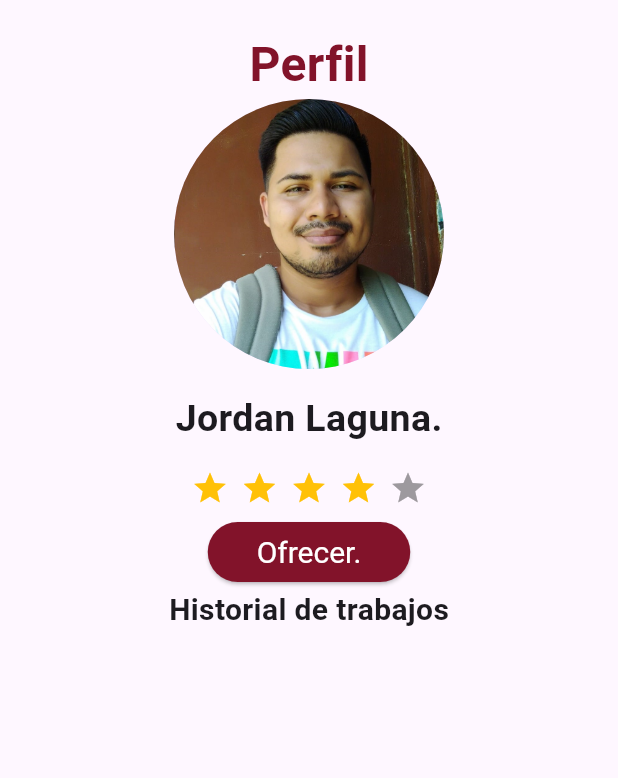
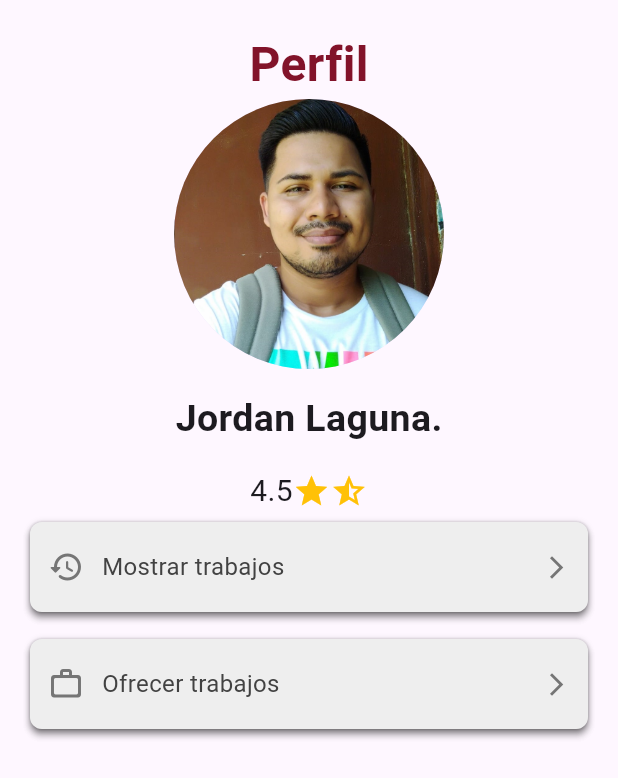
Before and after one commit to jordanlaguna/trabajorapid, a Flutter app: the ProfilePage widget shown alone on an empty page, opened directly, on a phone screen of 412 x 824 dp. Shown: the top 778 px of the screen. Run offline on Flutter 3.47's test engine with Material 3 defaults, Android fonts, the light colour scheme and no system bars; drawn by our look-alikes of flutter_rating_bar; our stand-ins replace carousel_slider, cloud_firestore, curved_navigation_bar, firebase_auth, firebase_core, firebase_storage and 4 more; missing offline and left inert: flutter_login_facebook; accounts and stored records are empty; network calls fail; Roboto replaces fonts that are missing (Montserrat).

Commit message:
Delete ProfilePage class and its dependencies

```diff
--- a/lib/pageMenuBottom/nada.dart
+++ /dev/null
@@ -1,234 +0,0 @@
-
-import 'package:flutter/material.dart';
-
-import 'package:flutter_rating_bar/flutter_rating_bar.dart';
-
-
-
-class ProfilePage extends StatelessWidget {
-  const ProfilePage({Key? key}) : super(key: key);
-
-  @override
-  Widget build(BuildContext context) {
-    return SingleChildScrollView(
-      child: Center(
-        child: Container(
-          padding: EdgeInsets.all(20),
-          child: Column(
-            children: <Widget>[
-              Text(
-                'Perfil',
-                style: TextStyle(
-                  fontSize: 32,
-                  fontWeight: FontWeight.bold,
-                  color: const Color.fromARGB(255, 130, 19, 42),
-                ),
-              ),
-              CircleAvatar(
-                radius: 90,
-                backgroundImage: AssetImage('assets/images/profile.jpg'),
-              ),
-              SizedBox(
-                height: 15,
-              ),
-              Text(
-                'Jordan Laguna.',
-                style: TextStyle(
-                  fontSize: 25,
-                  fontWeight: FontWeight.bold,
-                ),
-              ),
-              const SizedBox(
-                height: 10,
-              ),
-              Container(
-                padding: const EdgeInsets.symmetric(vertical: 6),
-                child: RatingBar.builder(
-                  initialRating: 4,
-                  minRating: 1,
-                  direction: Axis.horizontal,
-                  allowHalfRating: true,
-                  itemCount: 5,
-                  itemPadding: const EdgeInsets.symmetric(horizontal: 4.0),
-                  itemSize: 25,
-                  itemBuilder: (context, _) => const Icon(
-                    Icons.star,
-                    color: Colors.amber,
-                  ),
-                  onRatingUpdate: (rating) {
-                    // Puedes manejar la actualización de la calificación aquí
-                  },
-                ),
-              ),
-              Builder(
-                builder: (context) {
-                  return Center(
-                    child: ElevatedButton(
-                      onPressed: () {},
-                      child: Text('Ofrecer.'),
-                      style: ElevatedButton.styleFrom(
-                        textStyle: const TextStyle(fontSize: 20),
-                        fixedSize: Size(135, 35),
-                        foregroundColor: Color.fromARGB(255, 255, 255, 255),
-                        backgroundColor: const Color.fromARGB(255, 130, 19, 42),
-                        shape: RoundedRectangleBorder(
-                          borderRadius: BorderRadius.circular(32.0),
-                        ),
-                      ),
-                    ),
-                  );
-                },
-              ),
-              // Aquí se añade el historial de trabajos usando el método _buildWorkHistory
-              _buildWorkHistory(),
-            ],
-          ),
-        ),
-      ),
-    );
-  }
-/**/
-
-  //Este método construye el historial de trabajos
-  Widget _buildWorkHistory() {
-    return Column(
-
-      children: <Widget>[
-        Text(
-          'Historial de trabajos',
-          style: TextStyle(
-            fontSize: 20,
-            fontWeight: FontWeight.bold,
-          ),
-        ),
-        const SizedBox(
-          height: 10,
-        ),
-
-        // Usage:
-        /*_buildWorkHistoryItem('Carpintería', 'Cama de madera', 'Hace 2 días'),
-        _buildWorkHistoryItem('Carpintería', 'Mesa de madera', 'Hace 3 días'),
-        _buildWorkHistoryItem('Carpintería', 'Silla de madera', 'Hace 4 días'),
-        _buildWorkHistoryItem('Carpintería', 'Mesa de madera', 'Hace 5 días'),
-        _buildWorkHistoryItem('Carpintería', 'Cama de madera', 'Hace 6 días'),
-        _buildWorkHistoryItem('Carpintería', 'Cama de madera', 'Hace 7 días'),
-        */
-      ],
-    );
-  }
-}
-// Generated code for this Text Widget...
-
-
-
-  /*
-class _buildWorkHistoryItem extends StatelessWidget {
-  final String s;
-  final String t;
-  final String u;
-
-  _buildWorkHistoryItem(this.s, this.t, this.u);
-
-  @override
-  Widget build(BuildContext context) {
-    return Container(
-      padding: const EdgeInsets.symmetric(vertical: 6),
-        margin: const EdgeInsets.symmetric(vertical: 8, horizontal: 5),
-
-      decoration: BoxDecoration(
-        border: Border.all(color: Colors.black), // Define el borde general
-        borderRadius:
-            BorderRadius.circular(10), // Define el radio del borde general
-      ),
-      child: Row(
-        children: <Widget>[
-          Expanded(
-            child: Container(
-              padding: const EdgeInsets.all(10),
-              child: Column(
-                crossAxisAlignment: CrossAxisAlignment.start,
-                children: <Widget>[
-                  Text(
-                    s,
-                    style: TextStyle(
-                      fontSize: 18,
-                      fontWeight: FontWeight.bold,
-                    ),
-                  ),
-                  Text(
-                    t,
-                    style: TextStyle(
-                      fontSize: 16,
-                      color: Color.fromARGB(248, 0, 0, 0),
-                    ),
-                  ),
-                ],
-              ),
-            ),
-          ),
-
-          Container(
-            padding: const EdgeInsets.all(10),
-            child: Text(
-              u,
-              style: TextStyle(
-                fontSize: 16,
-                color: Color.fromARGB(248, 0, 0, 0),
-              ),
-            ),
-          ),
-
-          Container(
-            padding: const EdgeInsets.all(10),
-            child: ElevatedButton(
-              onPressed: () {
-                showDialog(
-                  context: context,
-                  builder: (BuildContext context) {
-                    return AlertDialog(
-                      title: Text('Detalles del trabajo'),
-                      content: SingleChildScrollView(
-                        child: ListBody(
-                          children: <Widget>[
-                            Text('Aquí van los detalles del trabajo...'),
-                            //  agregar más Widgets aquí mas adelante
-                          ],
-                        ),
-                      ),
-
-                      actions: <Widget>[
-                        TextButton(
-                          onPressed: () {
-                            // Cerrar el diálogo cuando se presione el botón
-                            Navigator.of(context).pop();
-                          },
-                          child: Text('Cerrar'),
-                        ),
-                      ],
-                    );
-                  },
-                );
-              },
-
-              style: ElevatedButton.styleFrom(
-                textStyle: const TextStyle(fontSize: 10),
-                fixedSize: const Size(85, 35),
-                foregroundColor: const Color.fromARGB(255, 255, 255, 255),
-                backgroundColor: const Color.fromARGB(255, 130, 19, 42),
-                shape: RoundedRectangleBorder(
-                  borderRadius: BorderRadius.circular(32.0),
-                ),
-              ),
-
-              child: const Text(
-                'Mas detalles',
-                textAlign: TextAlign.center,
-              ),
-            ),
-          ),
-        ],
-      ),
-    );
-  }
-
-}*/
--- a/lib/pageMenuBottom/profile.dart
+++ b/lib/pageMenuBottom/profile.dart
@@ -1,3 +1,5 @@
+// ignore_for_file: library_private_types_in_public_api
+
 import 'package:flutter/material.dart';
 //import 'package:flutter_rating_bar/flutter_rating_bar.dart';
 
@@ -21,25 +23,25 @@ class _ProfilePageState extends State<ProfilePage> {
     return SingleChildScrollView(
       child: Center(
         child: Container(
-          padding: EdgeInsets.all(20),
+          padding: const EdgeInsets.all(20),
           child: Column(
             children: <Widget>[
-              Text(
+              const Text(
                 'Perfil',
                 style: TextStyle(
                   fontSize: 32,
                   fontWeight: FontWeight.bold,
-                  color: const Color.fromARGB(255, 130, 19, 42),
+                  color: Color.fromARGB(255, 130, 19, 42),
                 ),
               ),
-              CircleAvatar(
+              const CircleAvatar(
                 radius: 90,
                 backgroundImage: AssetImage('assets/images/profile.jpg'),
               ),
-              SizedBox(
+              const SizedBox(
                 height: 15,
               ),
-              Text(
+              const Text(
                 'Jordan Laguna.',
                 style: TextStyle(
                   fontSize: 25,
@@ -49,22 +51,23 @@ class _ProfilePageState extends State<ProfilePage> {
               const SizedBox(
                 height: 10,
               ),
-             Container(
+              Container(
                 padding: const EdgeInsets.symmetric(vertical: 6),
                 child: Row(
                   mainAxisAlignment: MainAxisAlignment.center,
                   children: [
                     Text(
                       rating.toString(), // Mostrar el valor de la calificación
-                      style: TextStyle(fontSize: 20),
+                      style: const TextStyle(fontSize: 20),
                     ),
-                    Icon(
+                    const Icon(
                       Icons.star, // Ícono de estrella completa
                       color: Colors.amber,
                       size: 25,
                     ),
-                    if (fraction > 0) // Mostrar estrella parcial si hay fracción
-                      Icon(
+                    if (fraction >
+                        0) // Mostrar estrella parcial si hay fracción
+                      const Icon(
                         Icons.star_half, // Ícono de estrella parcial
                         color: Colors.amber,
                         size: 25,
@@ -72,7 +75,7 @@ class _ProfilePageState extends State<ProfilePage> {
                     for (int i = 0;
                         i < 5 - fullStars - (fraction > 0 ? 1 : 0);
                         i++) // Mostrar estrellas vacías restantes
-                      Icon(
+                      const Icon(
                         Icons.star_border, // Ícono de estrella vacía
                         color: Colors.amber,
                         size: 25,
@@ -95,7 +98,7 @@ class _ProfilePageState extends State<ProfilePage> {
                   ),
                 ),
                 child: Material(
-                  color: Color.fromARGB(0, 161, 160, 160),
+                  color: const Color.fromARGB(0, 161, 160, 160),
                   elevation: 2,
                   shape: RoundedRectangleBorder(
                     borderRadius: BorderRadius.circular(8),
@@ -104,8 +107,9 @@ class _ProfilePageState extends State<ProfilePage> {
                     width: double.infinity,
                     height: 60,
                     decoration: BoxDecoration(
-                      color: Colors.grey[200], // Color de fondo gris como ejemplo
-                      boxShadow: [
+                      color:
+                          Colors.grey[200], // Color de fondo gris como ejemplo
+                      boxShadow: const [
                         BoxShadow(
                           blurRadius: 3,
                           color: Color(0x33000000),
@@ -115,25 +119,30 @@ class _ProfilePageState extends State<ProfilePage> {
                       ],
                       borderRadius: BorderRadius.circular(8),
                     ),
-
-                    alignment: AlignmentDirectional(0, 0),
+                    alignment: const AlignmentDirectional(0, 0),
                     child: Padding(
-                      padding: EdgeInsetsDirectional.fromSTEB(12, 12, 12, 12),
+                      padding:
+                          const EdgeInsetsDirectional.fromSTEB(12, 12, 12, 12),
                       child: Row(
                         mainAxisSize: MainAxisSize.max,
                         children: [
                           Icon(
                             Icons.history_rounded,
-                            color: Colors.grey[600], // Color de icono gris como ejemplo
+                            color: Colors
+                                .grey[600], // Color de icono gris como ejemplo
                             size: 24,
                           ),
                           Padding(
-                            padding: EdgeInsetsDirectional.fromSTEB(12, 0, 0, 0),
+                            padding: const EdgeInsetsDirectional.fromSTEB(
+                                12, 0, 0, 0),
                             child: Text(
-                              _showWorkHistory ? 'Ocultar trabajos' : 'Mostrar trabajos',
+                              _showWorkHistory
+                                  ? 'Ocultar trabajos'
+                                  : 'Mostrar trabajos',
                               style: TextStyle(
                                 fontSize: 16,
-                                color: Colors.grey[800], // Color de texto gris como ejemplo
+                                color: Colors.grey[
+                                    800], // Color de texto gris como ejemplo
                               ),
                             ),
                           ),
@@ -142,7 +151,8 @@ class _ProfilePageState extends State<ProfilePage> {
                               alignment: Alignment.centerRight,
                               child: Icon(
                                 Icons.arrow_forward_ios,
-                                color: Colors.grey[600], // Color de icono gris como ejemplo
+                                color: Colors.grey[
+                                    600], // Color de icono gris como ejemplo
                                 size: 18,
                               ),
                             ),
@@ -153,8 +163,9 @@ class _ProfilePageState extends State<ProfilePage> {
                   ),
                 ),
               ),
-              SizedBox(height: 18),
-              if (_showWorkHistory) _buildWorkHistory(), // Mostrar historial de trabajos si _showWorkHistory es true
+              const SizedBox(height: 18),
+              if (_showWorkHistory)
+                _buildWorkHistory(), // Mostrar historial de trabajos si _showWorkHistory es true
               ElevatedButton(
                 onPressed: () {
                   setState(() {
@@ -178,8 +189,9 @@ class _ProfilePageState extends State<ProfilePage> {
                     width: double.infinity,
                     height: 60,
                     decoration: BoxDecoration(
-                      color: Colors.grey[200], // Color de fondo gris como ejemplo
-                      boxShadow: [
+                      color:
+                          Colors.grey[200], // Color de fondo gris como ejemplo
+                      boxShadow: const [
                         BoxShadow(
                           blurRadius: 3,
                           color: Color(0x33000000),
@@ -189,24 +201,28 @@ class _ProfilePageState extends State<ProfilePage> {
                       ],
                       borderRadius: BorderRadius.circular(8),
                     ),
-                    alignment: AlignmentDirectional(0, 0),
+                    alignment: const AlignmentDirectional(0, 0),
                     child: Padding(
-                      padding: EdgeInsetsDirectional.fromSTEB(12, 12, 12, 12),
+                      padding:
+                          const EdgeInsetsDirectional.fromSTEB(12, 12, 12, 12),
                       child: Row(
                         mainAxisSize: MainAxisSize.max,
                         children: [
                           Icon(
                             Icons.work_outline_rounded,
-                            color: Colors.grey[600], // Color de icono gris como ejemplo
+                            color: Colors
+                                .grey[600], // Color de icono gris como ejemplo
                             size: 24,
                           ),
                           Padding(
-                            padding: EdgeInsetsDirectional.fromSTEB(12, 0, 0, 0),
+                            padding: const EdgeInsetsDirectional.fromSTEB(
+                                12, 0, 0, 0),
                             child: Text(
                               'Ofrecer trabajos',
                               style: TextStyle(
                                 fontSize: 16,
-                                color: Colors.grey[800], // Color de texto gris como ejemplo
+                                color: Colors.grey[
+                                    800], // Color de texto gris como ejemplo
                               ),
                             ),
                           ),
@@ -215,7 +231,8 @@ class _ProfilePageState extends State<ProfilePage> {
                               alignment: Alignment.centerRight,
                               child: Icon(
                                 Icons.arrow_forward_ios,
-                                color: Colors.grey[600], // Color de icono gris como ejemplo
+                                color: Colors.grey[
+                                    600], // Color de icono gris como ejemplo
                                 size: 18,
                               ),
                             ),
@@ -226,7 +243,8 @@ class _ProfilePageState extends State<ProfilePage> {
                   ),
                 ),
               ),
-              if (_showJobForm) _buildJobForm(), // Mostrar formulario de trabajo si _showJobForm es true
+              if (_showJobForm)
+                _buildJobForm(), // Mostrar formulario de trabajo si _showJobForm es true
             ],
           ),
         ),
@@ -238,7 +256,7 @@ class _ProfilePageState extends State<ProfilePage> {
   Widget _buildWorkHistory() {
     return Column(
       children: <Widget>[
-        Text(
+        const Text(
           'Historial de trabajos',
           style: TextStyle(
             fontSize: 20,
@@ -264,7 +282,8 @@ class _ProfilePageState extends State<ProfilePage> {
       margin: const EdgeInsets.symmetric(vertical: 8, horizontal: 5),
       decoration: BoxDecoration(
         border: Border.all(color: Colors.black), // Define el borde general
-        borderRadius: BorderRadius.circular(10), // Define el radio del borde general
+        borderRadius:
+            BorderRadius.circular(10), // Define el radio del borde general
       ),
       child: Row(
         children: <Widget>[
@@ -276,14 +295,14 @@ class _ProfilePageState extends State<ProfilePage> {
                 children: <Widget>[
                   Text(
                     s,
-                    style: TextStyle(
+                    style: const TextStyle(
                       fontSize: 18,
                       fontWeight: FontWeight.bold,
                     ),
                   ),
                   Text(
                     t,
-                    style: TextStyle(
+                    style: const TextStyle(
                       fontSize: 16,
                       color: Color.fromARGB(248, 0, 0, 0),
                     ),
@@ -296,7 +315,7 @@ class _ProfilePageState extends State<ProfilePage> {
             padding: const EdgeInsets.all(10),
             child: Text(
               u,
-              style: TextStyle(
+              style: const TextStyle(
                 fontSize: 16,
                 color: Color.fromARGB(248, 0, 0, 0),
               ),
@@ -310,8 +329,8 @@ class _ProfilePageState extends State<ProfilePage> {
                   context: context,
                   builder: (BuildContext context) {
                     return AlertDialog(
-                      title: Text('Detalles del trabajo'),
-                      content: SingleChildScrollView(
+                      title: const Text('Detalles del trabajo'),
+                      content: const SingleChildScrollView(
                         child: ListBody(
                           children: <Widget>[
                             Text('Aquí van los detalles del trabajo...'),
@@ -325,7 +344,7 @@ class _ProfilePageState extends State<ProfilePage> {
                             // Cerrar el diálogo cuando se presione el botón
                             Navigator.of(context).pop();
                           },
-                          child: Text('Cerrar'),
+                          child: const Text('Cerrar'),
                         ),
                       ],
                     );
@@ -352,15 +371,14 @@ class _ProfilePageState extends State<ProfilePage> {
     );
   }
 
-
   // Método para construir el formulario de trabajo
   Widget _buildJobForm() {
     return Container(
-      padding: EdgeInsets.symmetric(horizontal: 20, vertical: 10),
+      padding: const EdgeInsets.symmetric(horizontal: 20, vertical: 10),
       child: Column(
         crossAxisAlignment: CrossAxisAlignment.start,
         children: [
-          Text(
+          const Text(
             'Publicar Trabajo',
             style: TextStyle(
               fontSize: 20,
@@ -374,35 +392,43 @@ class _ProfilePageState extends State<ProfilePage> {
                 _selectedJobType = newValue!;
               });
             },
-            items: <String>['Seleccionar...','Manicura.', 'Transporte.', 'Culinaria.', 'Exteriores.','Interiores.', 'Otro.']
-                .map<DropdownMenuItem<String>>((String value) {
+            items: <String>[
+              'Seleccionar...',
+              'Manicura.',
+              'Transporte.',
+              'Culinaria.',
+              'Exteriores.',
+              'Interiores.',
+              'Otro.'
+            ].map<DropdownMenuItem<String>>((String value) {
               return DropdownMenuItem<String>(
                 value: value,
                 child: Text(value),
               );
             }).toList(),
-            decoration: InputDecoration(
+            decoration: const InputDecoration(
               labelText: 'Tipo de trabajo.',
             ),
           ),
-           TextFormField(
-            decoration: InputDecoration(labelText: 'Descripción del trabajo.'),
+          TextFormField(
+            decoration:
+                const InputDecoration(labelText: 'Descripción del trabajo.'),
           ),
           TextFormField(
-            decoration: InputDecoration(labelText: 'Ubicación.'),
+            decoration: const InputDecoration(labelText: 'Ubicación.'),
           ),
           TextFormField(
-            decoration: InputDecoration(labelText: 'Dirección exacta.'),
+            decoration: const InputDecoration(labelText: 'Dirección exacta.'),
           ),
           TextFormField(
-            decoration: InputDecoration(labelText: 'Pago.'),
+            decoration: const InputDecoration(labelText: 'Pago.'),
           ),
-          SizedBox(height: 10),
+          const SizedBox(height: 10),
           ElevatedButton(
             onPressed: () {
               // Aquí puedes manejar la lógica para enviar el formulario
             },
-            child: Text('Publicar'),
+            child: const Text('Publicar'),
           ),
         ],
       ),
```
